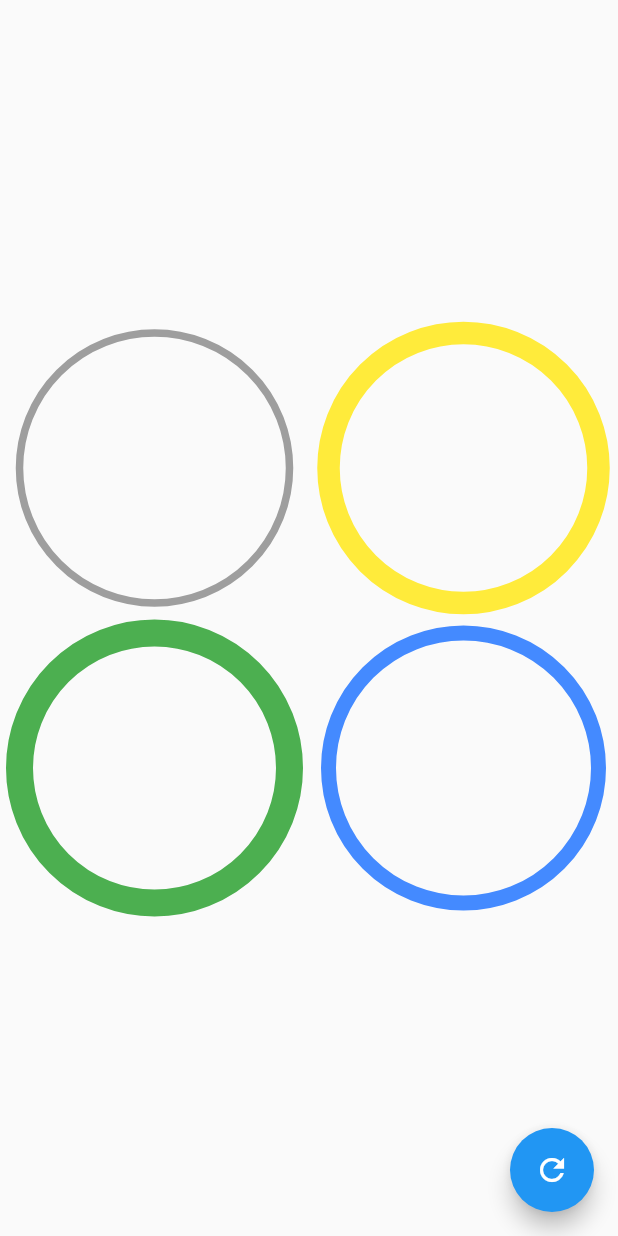
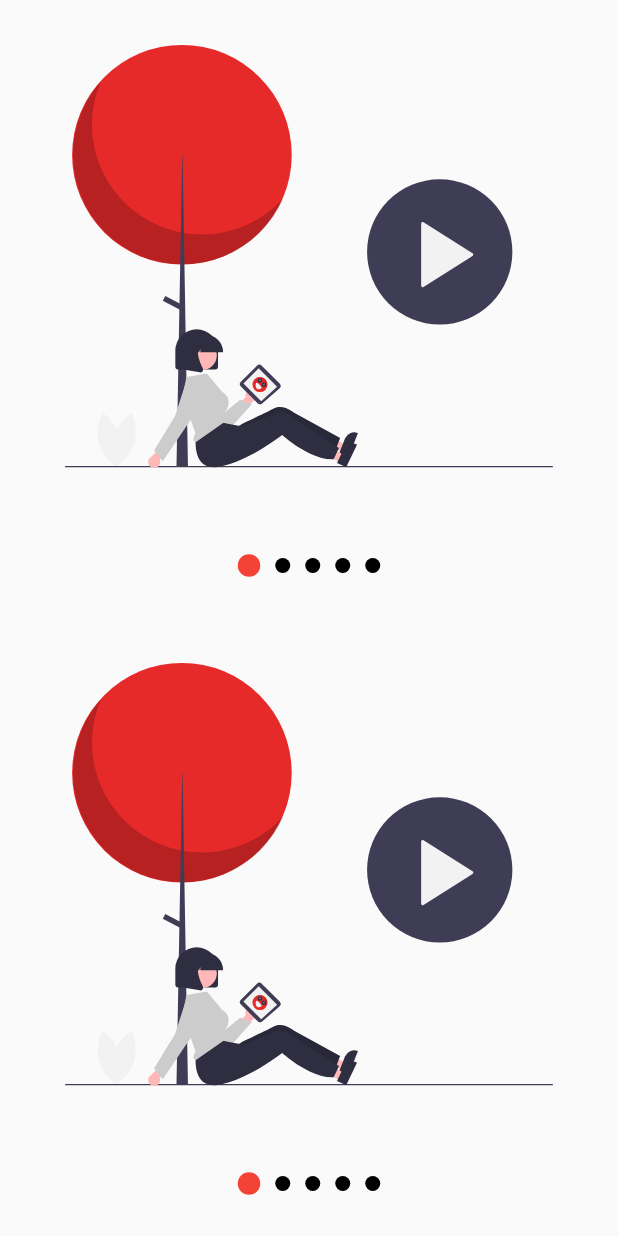
Before and after one commit to Naruxtian/Flutter-Pro-Designs, a Flutter app: the screen it shows after launch, on a phone screen of 412 x 824 dp. Run offline on Flutter 3.47's test engine with Material 2 defaults, Android fonts, the light colour scheme and no system bars; our stand-ins replace flutter_svg.

Commit message:
Slideshow

```diff
--- a/lib/main.dart
+++ b/lib/main.dart
@@ -1,5 +1,7 @@
-import 'package:custm_painter/src/pages/graficas_circulaes_page.dart';
 import 'package:flutter/material.dart';
+import 'package:custm_painter/src/pages/slideshow_page.dart';
+// import 'package:custm_painter/src/labs/slideshow_page.dart';
+// import 'package:custm_painter/src/pages/graficas_circulaes_page.dart';
 // import 'package:custm_painter/src/pages/animaciones_page.dart';
 // import 'package:custm_painter/src/pages/header_pages.dart';
 // import 'package:custm_painter/src/retos/cuadrado_animado_page.dart';
@@ -16,7 +18,8 @@ class MyApp extends StatelessWidget {
       title: 'Diseños App',
       // home: AnimacionesPage(),
       // home: CuadradoAnimadoPage(),
-      home: GraficasCircularesPage(),
+      // home: GraficasCircularesPage(),
+      home: SlideshowPage(),
       debugShowCheckedModeBanner: false,
     );
   }
--- /dev/null
+++ b/lib/src/labs/slideshow_page.dart
@@ -0,0 +1,138 @@
+import 'package:custm_painter/src/models/slider_model.dart';
+import 'package:flutter/material.dart';
+import 'package:flutter_svg/flutter_svg.dart';
+import 'package:provider/provider.dart';
+
+
+class SlideShowPage extends StatelessWidget {
+  const SlideShowPage({super.key});
+
+  @override
+  Widget build(BuildContext context) {
+    return  ChangeNotifierProvider(
+      create: (_) => SliderModel(),
+      child: const Scaffold(
+        body: Center(
+            child: Column(
+          children: [
+            Expanded(
+              child: _Slides()
+            ),
+             _Dots()
+            ],
+        )),
+      ),
+    );
+  }
+}
+
+
+
+class _Dots extends StatelessWidget {
+  const _Dots({super.key});
+
+  @override
+  Widget build(BuildContext context) {
+    return Container(
+      width: double.infinity,
+      height: 70,
+      child: Row(
+        mainAxisAlignment: MainAxisAlignment.center,
+        children: [
+          _Dot(0),
+          _Dot(1),
+          _Dot(2)
+        ],
+      ),
+    );
+  }
+}
+
+
+
+class _Dot extends StatelessWidget {
+  final int index;
+
+  _Dot(this.index);
+
+  @override
+  Widget build(BuildContext context) {
+
+    final pageViewIndex = Provider.of<SliderModel>(context).currentPage;
+
+    return AnimatedContainer(
+      duration: const Duration(milliseconds: 200),
+      width: 12,
+      height: 12,
+      margin: const EdgeInsets.symmetric(horizontal: 5),
+      decoration:
+          BoxDecoration(
+            color: (pageViewIndex >= index - 0.5 && pageViewIndex < index + 0.5) ?
+            Colors.red
+            :
+            Colors.grey,
+            shape: BoxShape.circle
+      )
+    );
+  }
+}
+
+
+
+class _Slides extends StatefulWidget {
+  const _Slides({super.key});
+
+  @override
+  State<_Slides> createState() => _SlidesState();
+}
+
+class _SlidesState extends State<_Slides> {
+  final pageViewController = new PageController();
+
+  @override
+  void initState() {
+    super.initState();
+
+    pageViewController.addListener(() {
+      // print('Pagina actual: ${pageViewController.page}');
+
+      // Actualizar el provider, sliderModel
+      Provider.of<SliderModel>(context, listen: false).currentPage = pageViewController.page!;
+    });
+  }
+
+  @override
+  void dispose() {
+    pageViewController.dispose();
+    super.dispose();
+  }
+
+  @override
+  Widget build(BuildContext context) {
+    return PageView(
+      controller: pageViewController,
+      children:  <Widget>[
+        _Slide('assets/svgs/Slider-1.svg'),
+        _Slide('assets/svgs/Slider-2.svg'),
+        _Slide('assets/svgs/Slider-3.svg'),
+      ],
+    );
+  }
+}
+
+
+
+class _Slide extends StatelessWidget {
+  final String svg;
+
+  _Slide(this.svg);
+
+  @override
+  Widget build(BuildContext context) {
+    return Container(
+        width: double.infinity,
+        height: double.infinity,
+        padding: const EdgeInsets.all(30),
+        child: SvgPicture.asset(svg));
+  }
+}
--- /dev/null
+++ b/lib/src/models/slider_model.dart
@@ -0,0 +1,14 @@
+// ignore_for_file: unnecessary_this
+import 'package:flutter/material.dart';
+
+class SliderModel with ChangeNotifier {
+  double _currentPage = 0;
+
+  double get currentPage => this._currentPage;
+
+  set currentPage(double currentPage) {
+    this._currentPage = currentPage;
+    notifyListeners();
+  }
+
+}
--- /dev/null
+++ b/lib/src/pages/slideshow_page.dart
@@ -0,0 +1,43 @@
+import 'package:custm_painter/src/widgets/slideshow.dart';
+import 'package:flutter/material.dart';
+import 'package:flutter_svg/flutter_svg.dart';
+
+class SlideshowPage extends StatelessWidget {
+  const SlideshowPage({super.key});
+
+  @override
+  Widget build(BuildContext context) {
+    return const Scaffold(
+      body: Column(
+        children: [
+          Expanded(child: MiSlideshow()),
+          Expanded(child: MiSlideshow()),
+        ],
+      ),
+    );
+  }
+}
+
+class MiSlideshow extends StatelessWidget {
+  const MiSlideshow({
+    super.key,
+  });
+
+  @override
+  Widget build(BuildContext context) {
+    return Slideshow(
+      slides: [
+        SvgPicture.asset('assets/svgs/Slider-1.svg'),
+        SvgPicture.asset('assets/svgs/Slider-2.svg'),
+        SvgPicture.asset('assets/svgs/Slider-3.svg'),
+        SvgPicture.asset('assets/svgs/Slider-4.svg'),
+        SvgPicture.asset('assets/svgs/Slider-5.svg'),
+      ],
+      dotsAbove: false,
+      primaryColor: Colors.red,
+      secondaryColor: Colors.black,
+      primaryBullet: 15,
+      secondaryBullet: 10,
+    );
+  }
+}
--- /dev/null
+++ b/lib/src/widgets/slideshow.dart
@@ -0,0 +1,220 @@
+import 'package:flutter/material.dart';
+import 'package:provider/provider.dart';
+
+class Slideshow extends StatelessWidget {
+
+  final List<Widget> slides;
+  final bool dotsAbove;
+  final Color primaryColor;
+  final Color secondaryColor;
+  final double primaryBullet;
+  final double secondaryBullet;
+
+  const Slideshow({
+    super.key,
+    required this.slides,
+    this.dotsAbove = false,
+    this.primaryColor = Colors.blue,
+    this.secondaryColor = Colors.grey,
+    this.primaryBullet = 12,
+    this.secondaryBullet = 12
+  });
+
+
+
+  @override
+  Widget build(BuildContext context) {
+    return ChangeNotifierProvider(
+      create: (_) => _SlideShowModel(),
+      child: SafeArea(
+        child: Center(
+          child: Builder(
+            builder: (BuildContext context) {
+              Provider.of<_SlideShowModel>(context).primaryColor = primaryColor;
+              Provider.of<_SlideShowModel>(context).secondaryColor = secondaryColor;
+              Provider.of<_SlideShowModel>(context).primaryBullet = primaryBullet;
+              Provider.of<_SlideShowModel>(context).secondaryBullet = secondaryBullet;
+
+              return _EstructuraSlideShow(dotsAbove: dotsAbove, slides: slides);
+            },
+          )
+        ),
+      ),
+    );
+  }
+}
+
+class _EstructuraSlideShow extends StatelessWidget {
+  const _EstructuraSlideShow({
+    super.key,
+    required this.dotsAbove,
+    required this.slides,
+  });
+
+  final bool dotsAbove;
+  final List<Widget> slides;
+
+  @override
+  Widget build(BuildContext context) {
+    return Column(
+      children: [
+        if (dotsAbove) _Dots(slides.length),
+
+        Expanded(child: _Slides(slides)),
+
+        if (!dotsAbove) _Dots(slides.length),
+      ],
+    );
+  }
+}
+
+class _Dots extends StatelessWidget {
+
+  final int totalSlides;
+
+  const _Dots(this.totalSlides);
+
+  @override
+  Widget build(BuildContext context) {
+    return Container(
+      width: double.infinity,
+      height: 70,
+      child: Row(
+        mainAxisAlignment: MainAxisAlignment.center,
+        children: List.generate(totalSlides, (index) => _Dot(index))
+      ),
+    );
+  }
+}
+
+
+class _Dot extends StatelessWidget {
+  final int index;
+
+  const _Dot(this.index);
+
+  @override
+  Widget build(BuildContext context) {
+
+    // final pageViewIndex = Provider.of<_SlideShowModel>(context).currentPage;
+    final ssModel = Provider.of<_SlideShowModel>(context);
+    double size = 0;
+    Color color;
+
+    if(ssModel.currentPage >= index - 0.5 && ssModel.currentPage < index + 0.5){
+      size = ssModel.primaryBullet;
+      color = ssModel.primaryColor;
+    } else {
+      size = ssModel.secondaryBullet;
+      color = ssModel.secondaryColor;
+    }
+
+    return AnimatedContainer(
+      duration: const Duration(milliseconds: 200),
+
+      width: size,
+
+      height: size,
+      margin: const EdgeInsets.symmetric(horizontal: 5),
+      decoration:
+          BoxDecoration(
+            color: color,
+            shape: BoxShape.circle
+      )
+    );
+  }
+}
+
+
+class _Slides extends StatefulWidget {
+
+  final List<Widget> slides;
+
+  _Slides(this.slides);
+
+  @override
+  State<_Slides> createState() => _SlidesState();
+}
+
+class _SlidesState extends State<_Slides> {
+  final pageViewController = new PageController();
+
+  @override
+  void initState() {
+    super.initState();
+
+    pageViewController.addListener(() {
+      Provider.of<_SlideShowModel>(context, listen: false).currentPage = pageViewController.page!;
+    });
+  }
+
+  @override
+  void dispose() {
+    pageViewController.dispose();
+    super.dispose();
+  }
+
+  @override
+  Widget build(BuildContext context) {
+
+
+
+    return PageView(
+      controller: pageViewController,
+      children: widget.slides.map((slide) => _Slide(slide)).toList(),
+    );
+  }
+}
+
+
+class _Slide extends StatelessWidget {
+  final Widget slide;
+
+  _Slide(this.slide);
+
+  @override
+  Widget build(BuildContext context) {
+    return Container(
+        width: double.infinity,
+        height: double.infinity,
+        padding: const EdgeInsets.all(30),
+        child: slide
+    );
+  }
+}
+
+
+class _SlideShowModel with ChangeNotifier {
+  double _currentPage = 0;
+  Color _primaryColor = Colors.blue;
+  Color _secondaryColor = Colors.grey;
+  double _primaryBullet = 12;
+  double _secondaryBullet = 12;
+
+  double get currentPage => _currentPage;
+  set currentPage(double currentPage) {
+    _currentPage = currentPage;
+    notifyListeners();
+  }
+
+  Color get primaryColor => _primaryColor;
+  set primaryColor(Color primaryColor) {
+    _primaryColor = primaryColor;
+  }
+
+  Color get secondaryColor => _secondaryColor;
+  set secondaryColor(Color secondaryColor) {
+    _secondaryColor = secondaryColor;
+  }
+
+  double get primaryBullet => _primaryBullet;
+  set primaryBullet(double primaryBullet) {
+    _primaryBullet = primaryBullet;
+  }
+
+  double get secondaryBullet => _secondaryBullet;
+  set secondaryBullet(double secondaryBullet) {
+    _secondaryBullet = secondaryBullet;
+  }
+
+}
--- a/pubspec.yaml
+++ b/pubspec.yaml
@@ -35,6 +35,8 @@ dependencies:
   # The following adds the Cupertino Icons font to your application.
   # Use with the CupertinoIcons class for iOS style icons.
   cupertino_icons: ^1.0.2
+  flutter_svg: ^2.0.8
+  provider: ^6.0.5
 
 dev_dependencies:
   flutter_test:
@@ -59,8 +61,8 @@ flutter:
   uses-material-design: true
 
   # To add assets to your application, add an assets section, like this:
-  # assets:
-  #   - images/a_dot_burr.jpeg
+  assets:
+    - assets/svgs/
   #   - images/a_dot_ham.jpeg
 
   # An image asset can refer to one or more resolution-specific "variants", see
```
Also changed, not shown: assets/svgs/Slider-1.svg (added), assets/svgs/Slider-2.svg (added), assets/svgs/Slider-3.svg (added), assets/svgs/Slider-4.svg (added), assets/svgs/Slider-5.svg (added), pubspec.lock.
